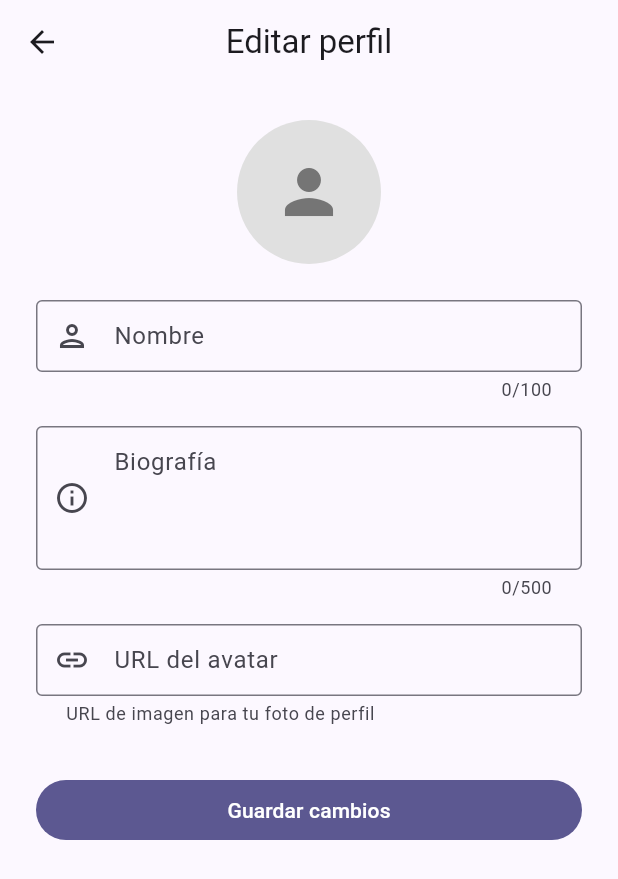
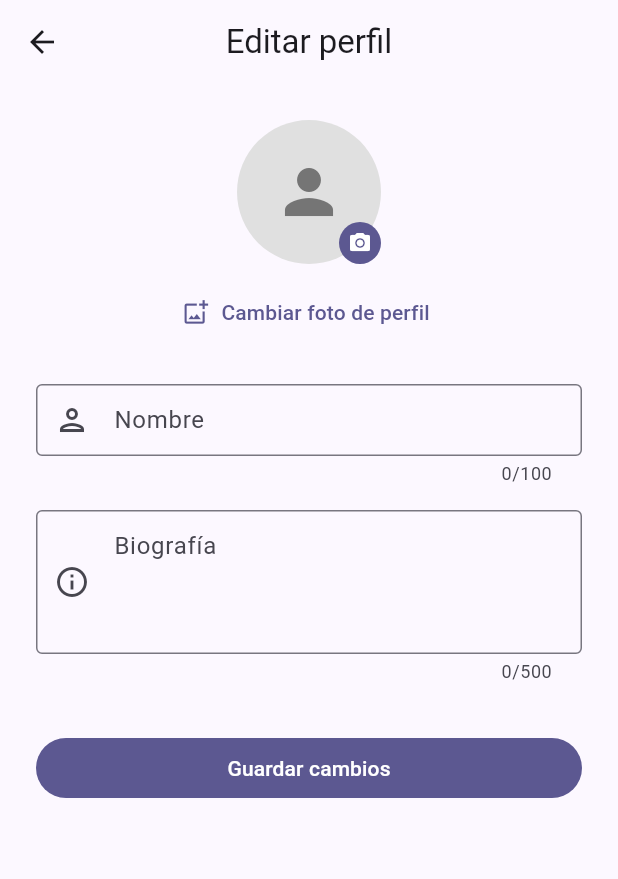
Before and after one commit to albertoUbe/flee_front, a Flutter app: the EditProfileScreen screen opened directly, on a phone screen of 412 x 824 dp. Shown: the top 879 px of the screen. Run offline on Flutter 3.47's test engine with Material 3 defaults, Android fonts, the phone set to English and light mode, and no system bars; our stand-ins replace cached_network_image, image_picker, shared_preferences; accounts and stored records are empty.

Commit message:
Fix editar perfil con foto

```diff
--- a/lib/screens/profile/edit_profile_screen.dart
+++ b/lib/screens/profile/edit_profile_screen.dart
@@ -1,4 +1,6 @@
+import 'dart:typed_data';
 import 'package:flutter/material.dart';
+import 'package:image_picker/image_picker.dart';
 import 'package:provider/provider.dart';
 import '../../providers/auth_provider.dart';
 import '../../widgets/user_avatar.dart';
@@ -14,7 +16,12 @@ class _EditProfileScreenState extends State<EditProfileScreen> {
   final _formKey = GlobalKey<FormState>();
   late TextEditingController _nameCtrl;
   late TextEditingController _bioCtrl;
-  late TextEditingController _avatarCtrl;
+
+  XFile? _pickedImage;
+  Uint8List? _imageBytes;
+  late String _currentAvatarUrl;
+
+  final _picker = ImagePicker();
 
   @override
   void initState() {
@@ -22,23 +29,44 @@ class _EditProfileScreenState extends State<EditProfileScreen> {
     final user = context.read<AuthProvider>().currentUser!;
     _nameCtrl = TextEditingController(text: user.name);
     _bioCtrl = TextEditingController(text: user.bio);
-    _avatarCtrl = TextEditingController(text: user.avatarUrl);
+    _currentAvatarUrl = user.avatarUrl;
   }
 
   @override
   void dispose() {
     _nameCtrl.dispose();
     _bioCtrl.dispose();
-    _avatarCtrl.dispose();
     super.dispose();
   }
+
+  Future<void> _pickImage() async {
+    final image = await _picker.pickImage(
+      source: ImageSource.gallery,
+      maxWidth: 1920,
+      maxHeight: 1920,
+      imageQuality: 85,
+    );
+    if (image != null) {
+      final bytes = await image.readAsBytes();
+      setState(() {
+        _pickedImage = image;
+        _imageBytes = bytes;
+      });
+    }
+  }
+
+  void _removeImage() => setState(() {
+        _pickedImage = null;
+        _imageBytes = null;
+      });
 
   Future<void> _submit() async {
     if (!_formKey.currentState!.validate()) return;
     final ok = await context.read<AuthProvider>().editProfile(
           _nameCtrl.text.trim(),
           _bioCtrl.text.trim(),
-          _avatarCtrl.text.trim(),
+          imageBytes: _imageBytes,
+          imageFileName: _pickedImage?.name,
         );
     if (!mounted) return;
     if (ok) {
@@ -60,10 +88,60 @@ class _EditProfileScreenState extends State<EditProfileScreen> {
     }
   }
 
+  Widget _buildAvatarPicker() {
+    return Column(
+      children: [
+        Stack(
+          alignment: Alignment.bottomRight,
+          children: [
+            GestureDetector(
+              onTap: _pickImage,
+              child: _imageBytes != null
+                  ? CircleAvatar(
+                      radius: 48,
+                      backgroundImage: MemoryImage(_imageBytes!),
+                    )
+                  : UserAvatar(avatarUrl: _currentAvatarUrl, radius: 48),
+            ),
+            if (_imageBytes != null)
+              GestureDetector(
+                onTap: _removeImage,
+                child: Container(
+                  decoration: const BoxDecoration(
+                    color: Colors.black54,
+                    shape: BoxShape.circle,
+                  ),
+                  padding: const EdgeInsets.all(4),
+                  child: const Icon(Icons.close, color: Colors.white, size: 16),
+                ),
+              )
+            else
+              GestureDetector(
+                onTap: _pickImage,
+                child: Container(
+                  decoration: BoxDecoration(
+                    color: Theme.of(context).colorScheme.primary,
+                    shape: BoxShape.circle,
+                  ),
+                  padding: const EdgeInsets.all(6),
+                  child: const Icon(Icons.camera_alt, color: Colors.white, size: 16),
+                ),
+              ),
+          ],
+        ),
+        const SizedBox(height: 8),
+        TextButton.icon(
+          onPressed: _pickImage,
+          icon: const Icon(Icons.add_photo_alternate_outlined),
+          label: const Text('Cambiar foto de perfil'),
+        ),
+      ],
+    );
+  }
+
   @override
   Widget build(BuildContext context) {
     final isLoading = context.watch<AuthProvider>().isLoading;
-    final avatarUrl = _avatarCtrl.text;
 
     return Scaffold(
       appBar: AppBar(title: const Text('Editar perfil')),
@@ -74,9 +152,7 @@ class _EditProfileScreenState extends State<EditProfileScreen> {
             key: _formKey,
             child: Column(
               children: [
-                Center(
-                  child: UserAvatar(avatarUrl: avatarUrl, radius: 48),
-                ),
+                Center(child: _buildAvatarPicker()),
                 const SizedBox(height: 24),
                 TextFormField(
                   controller: _nameCtrl,
@@ -101,16 +177,6 @@ class _EditProfileScreenState extends State<EditProfileScreen> {
                     prefixIcon: Icon(Icons.info_outline),
                   ),
                 ),
-                const SizedBox(height: 16),
-                TextFormField(
-                  controller: _avatarCtrl,
-                  decoration: const InputDecoration(
-                    labelText: 'URL del avatar',
-                    prefixIcon: Icon(Icons.link),
-                    helperText: 'URL de imagen para tu foto de perfil',
-                  ),
-                  onChanged: (_) => setState(() {}),
-                ),
                 const SizedBox(height: 32),
                 SizedBox(
                   width: double.infinity,
```
Also changed, not shown: lib/providers/auth_provider.dart (+8 -2 lines), lib/services/api_client.dart (+29 -0 lines), lib/services/user_service.dart (+10 -5 lines), pubspec.lock.
